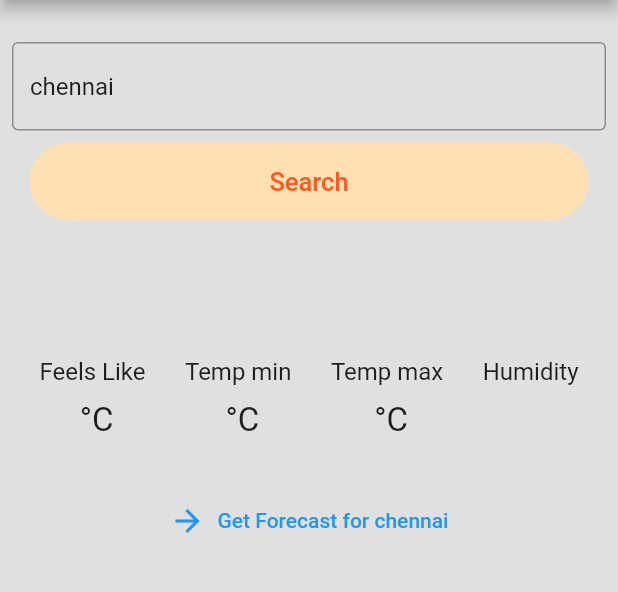
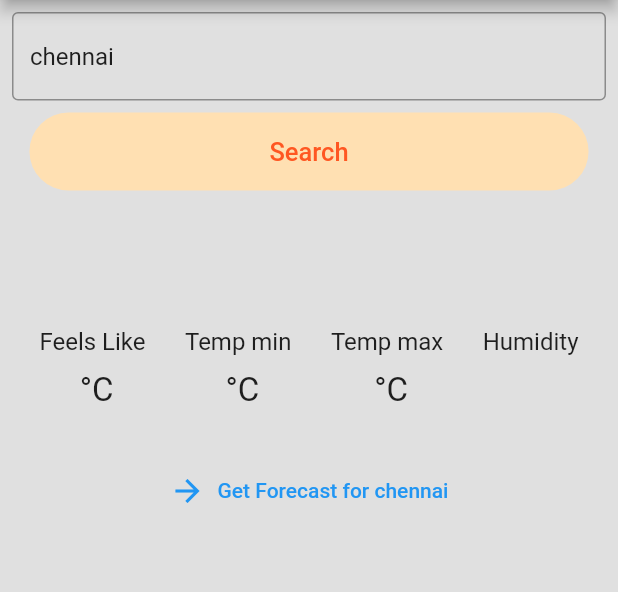
Before and after one commit to karthicbz/flutter_weather, a Flutter app: the screen it shows after launch, on a phone screen of 412 x 824 dp, the part 84-676 px from its top. Run offline on Flutter 3.47's test engine with Material 2 defaults, Android fonts, the phone set to English and light mode, and no system bars; network calls fail.

```diff
--- a/lib/pages/home.dart
+++ b/lib/pages/home.dart
@@ -59,6 +59,7 @@ class _homeState extends State<home> {
   @override
   Widget build(BuildContext context) {
     return Scaffold(
+      resizeToAvoidBottomInset: false,
       backgroundColor: Colors.grey[300],
       appBar: AppBar(
         title: Text('WeatherApp'),
@@ -67,7 +68,7 @@ class _homeState extends State<home> {
       ),
       body: Column(
         children: [
-          SizedBox(height: 20,),
+          // SizedBox(height: 20,),
           Padding(
             padding: const EdgeInsets.all(8.0),
             child: new TextField(
```
